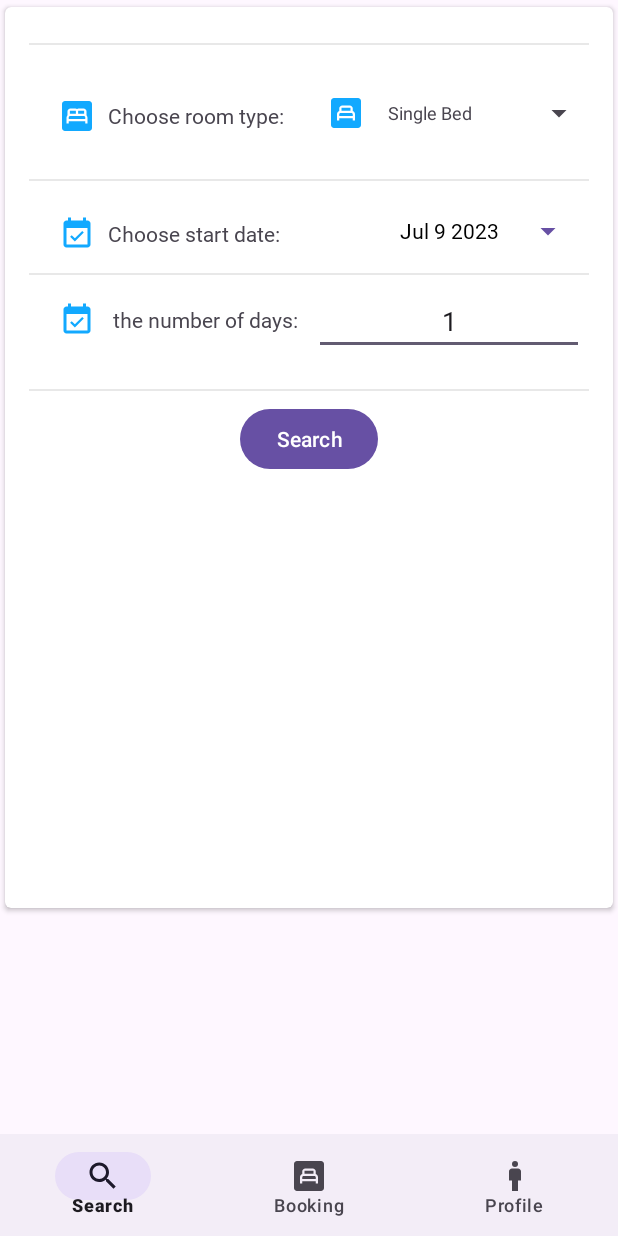
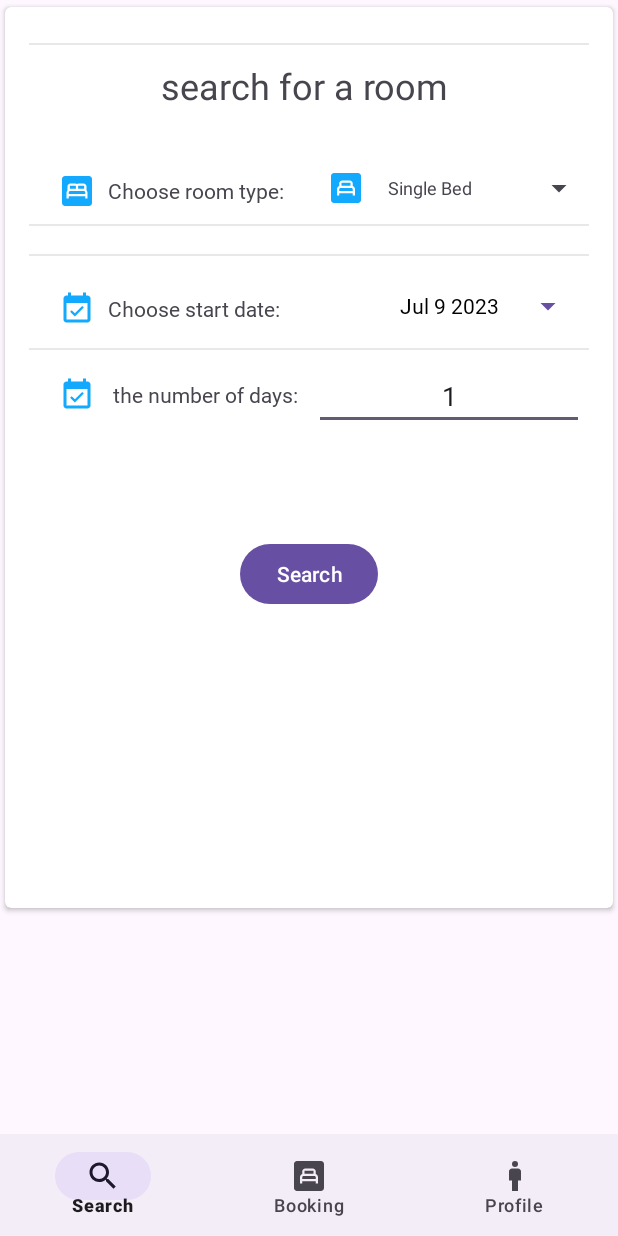
Before and after one commit to MohammadF2/androidProjectZamili, an Android app: the screen it shows after launch once a user with an empty profile is signed in (SearchActivity), on a phone screen of 412 x 824 dp. Run offline under Robolectric (Android 15) with nearby library versions, the phone set to English and light mode, and no system bars; our stand-ins replace Firebase (no records; nobody signed in at launch, a user with empty details on screens opened directly), Volley.

Commit message:
chang in ui

```diff
--- a/app/src/main/res/layout/activity_search.xml
+++ b/app/src/main/res/layout/activity_search.xml
@@ -12,6 +12,7 @@
 
 
     <LinearLayout
+
         android:layout_width="match_parent"
         android:layout_height="match_parent"
         android:layout_above="@+id/menuBar"
@@ -33,11 +34,22 @@
             app:contentPadding="16dp"
             tools:openDrawer="start">
 
+            <TextView
+                android:layout_marginTop="20dp"
+                android:layout_width="match_parent"
+                android:layout_height="wrap_content"
+                android:text="search for a room "
+                android:textSize="24sp"
+                android:gravity="center"
+                />
+
             <LinearLayout
                 android:id="@+id/room_card_ground"
                 android:layout_width="match_parent"
                 android:layout_height="wrap_content"
                 android:orientation="vertical">
+
+
 
 
 
@@ -55,7 +67,11 @@
                     android:orientation="horizontal"
                     android:baselineAligned="false">
 
+
+
                     <LinearLayout
+
+                        android:layout_marginTop="50dp"
                         android:layout_width="0dp"
                         android:layout_height="wrap_content"
 
@@ -118,6 +134,8 @@
                     </LinearLayout>
 
                     <LinearLayout
+
+                        android:layout_marginTop="50dp"
                         android:layout_width="0dp"
                         android:layout_height="wrap_content"
                         android:layout_weight="50"
@@ -196,6 +214,7 @@
 
 
                 <Button
+                    android:layout_marginTop="200dp"
                     android:layout_width="wrap_content"
                     android:layout_height="wrap_content"
                     android:layout_gravity="center"
@@ -203,6 +222,7 @@
                     android:id="@+id/searchB"/>
 
                 <TextView
+                    android:layout_marginTop="10dp"
                     style="@style/modifiedEditText"
                     android:textColor="@color/red"
                     android:layout_gravity="center"
@@ -211,6 +231,7 @@
 
 
                 <TextView
+                    android:layout_marginTop="10dp"
                     style="@style/modifiedEditText"
                     android:textColor="@color/black"
                     android:layout_gravity="center"
```
Also changed, not shown: app/src/main/res/layout/activity_booking.xml (+8 -0 lines), app/src/main/res/layout/reservation_card.xml (+10 -0 lines).
